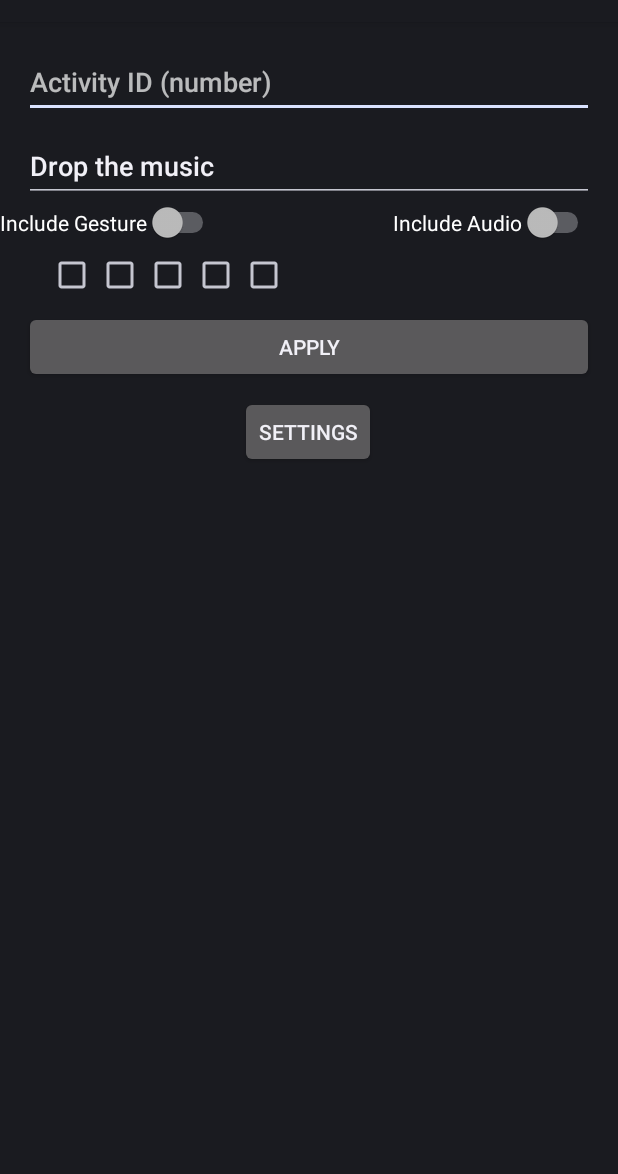
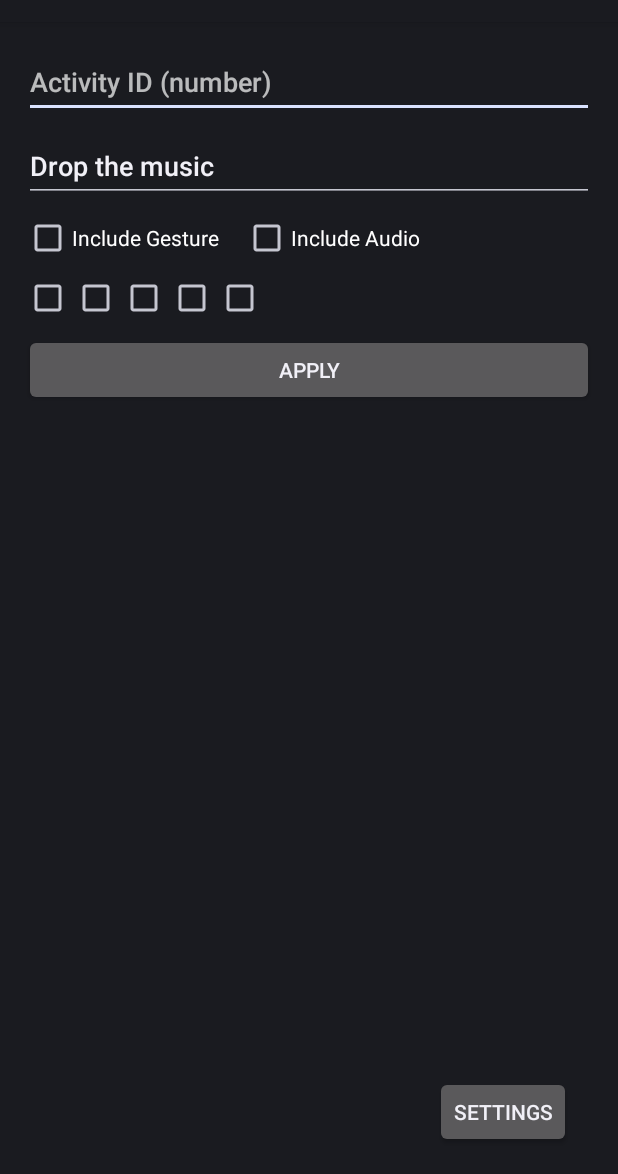
Before and after one commit to Tomatae/kamaz-hackathon, an Android app: the AdditionalCommandSettingsActivity screen opened directly, with no data from a screen before it, on a phone screen of 412 x 824 dp, the part 62-1236 px from its top. Run offline under Robolectric (Android 15) with nearby library versions, the phone set to English and light mode, and no system bars.

Commit message:
Code Refactoring 3

```diff
--- a/app/src/main/java/org/nssae/demo/CameraActivity.java
+++ b/app/src/main/java/org/nssae/demo/CameraActivity.java
@@ -28,7 +28,6 @@ import java.util.Arrays;
 import java.util.List;
 
 
-/** Main activity of MediaPipe Hands app. */
 public class CameraActivity extends ComponentActivity {
     public CommandRecognition cr;
     private Hands hands;
@@ -58,7 +57,7 @@ public class CameraActivity extends ComponentActivity {
     protected void onCreate(Bundle savedInstanceState) {
 
         super.onCreate(savedInstanceState);
-        setContentView(R.layout.activity_main);
+        setContentView(R.layout.activity_camera);
 
         cr = new CommandRecognition();
         cr.createCommandRecognition();
--- a/app/src/main/res/layout/activity_comm.xml
+++ b/app/src/main/res/layout/activity_comm.xml
@@ -6,13 +6,15 @@
     android:layout_height="match_parent"
     tools:context="org.nssae.demo.AdditionalCommandSettingsActivity">
 
-    <Switch
+    <CheckBox
         android:id="@+id/hasAudio"
-        android:layout_width="wrap_content"
+        android:layout_width="0dp"
         android:layout_height="wrap_content"
-        android:layout_marginEnd="16dp"
-        android:text="Include Audio"
-        app:layout_constraintEnd_toEndOf="parent"
+        android:layout_marginStart="16dp"
+        android:layout_marginTop="8dp"
+        android:text="@string/include_audio"
+        app:layout_constraintEnd_toEndOf="@+id/usersString"
+        app:layout_constraintStart_toEndOf="@+id/hasGesture"
         app:layout_constraintTop_toBottomOf="@id/usersString" />
 
     <CheckBox
@@ -20,36 +22,32 @@
         android:layout_width="wrap_content"
         android:layout_height="wrap_content"
         android:layout_marginStart="32dp"
-        android:layout_marginTop="5dp"
         app:layout_constraintStart_toStartOf="@id/finger4"
-        app:layout_constraintTop_toBottomOf="@id/hasGesture" />
+        app:layout_constraintTop_toTopOf="@+id/finger4" />
 
     <CheckBox
         android:id="@+id/finger4"
         android:layout_width="wrap_content"
         android:layout_height="wrap_content"
         android:layout_marginStart="32dp"
-        android:layout_marginTop="5dp"
         app:layout_constraintStart_toStartOf="@id/finger3"
-        app:layout_constraintTop_toBottomOf="@id/hasGesture" />
+        app:layout_constraintTop_toTopOf="@+id/finger3" />
 
     <CheckBox
         android:id="@+id/finger3"
         android:layout_width="wrap_content"
         android:layout_height="wrap_content"
         android:layout_marginStart="32dp"
-        android:layout_marginTop="5dp"
         app:layout_constraintStart_toStartOf="@id/finger2"
-        app:layout_constraintTop_toBottomOf="@id/hasGesture" />
+        app:layout_constraintTop_toTopOf="@+id/finger2" />
 
     <CheckBox
         android:id="@+id/finger2"
         android:layout_width="wrap_content"
         android:layout_height="wrap_content"
         android:layout_marginStart="32dp"
-        android:layout_marginTop="5dp"
         app:layout_constraintStart_toStartOf="@id/finger1"
-        app:layout_constraintTop_toBottomOf="@id/hasGesture" />
+        app:layout_constraintTop_toTopOf="@+id/finger1" />
 
     <Button
         android:id="@+id/settings"
@@ -57,11 +55,11 @@
         android:layout_height="wrap_content"
         android:text="@string/button_sett"
         app:layout_constraintBottom_toBottomOf="parent"
-        app:layout_constraintEnd_toEndOf="parent"
-        app:layout_constraintHorizontal_bias="0.498"
+        app:layout_constraintEnd_toEndOf="@+id/apply"
+        app:layout_constraintHorizontal_bias="0.95"
         app:layout_constraintStart_toStartOf="parent"
         app:layout_constraintTop_toTopOf="parent"
-        app:layout_constraintVertical_bias="0.346" />
+        app:layout_constraintVertical_bias="0.976" />
 
     <EditText
         android:id="@+id/activityId"
@@ -82,45 +80,41 @@
         android:id="@+id/usersString"
         android:layout_width="0dp"
         android:layout_height="48dp"
-        android:layout_marginStart="16dp"
         android:layout_marginTop="8dp"
-        android:layout_marginEnd="16dp"
+        android:autofillHints="Voice command"
         android:ems="10"
         android:hint="@string/voice_command"
         android:inputType="textPersonName"
         android:text="@string/slangStartMusic"
-        app:layout_constraintEnd_toEndOf="parent"
-        app:layout_constraintStart_toStartOf="parent"
-        app:layout_constraintTop_toBottomOf="@+id/activityId"
-        android:autofillHints="Voice command" />
+        app:layout_constraintEnd_toEndOf="@+id/activityId"
+        app:layout_constraintStart_toStartOf="@+id/activityId"
+        app:layout_constraintTop_toBottomOf="@+id/activityId" />
 
     <Button
         android:id="@+id/apply"
         android:layout_width="0dp"
         android:layout_height="wrap_content"
-        android:layout_marginStart="16dp"
         android:layout_marginTop="8dp"
-        android:layout_marginEnd="16dp"
         android:text="@string/apply"
-        app:layout_constraintEnd_toEndOf="parent"
-        app:layout_constraintStart_toStartOf="parent"
+        app:layout_constraintEnd_toEndOf="@+id/hasAudio"
+        app:layout_constraintStart_toStartOf="@+id/finger1"
         app:layout_constraintTop_toBottomOf="@id/finger1" />
 
-    <Switch
+    <CheckBox
         android:id="@+id/hasGesture"
-        android:layout_width="wrap_content"
-        android:layout_height="wrap_content"
-        android:text="Include Gesture"
-        app:layout_constraintTop_toBottomOf="@id/usersString"
-        tools:layout_editor_absoluteX="16dp" />
+        android:layout_width="0dp"
+        android:layout_height="32dp"
+        android:layout_marginTop="8dp"
+        android:text="@string/include_gesture"
+        app:layout_constraintStart_toStartOf="@+id/usersString"
+        app:layout_constraintTop_toBottomOf="@+id/usersString" />
 
     <CheckBox
         android:id="@+id/finger1"
         android:layout_width="wrap_content"
         android:layout_height="wrap_content"
-        android:layout_marginStart="32dp"
-        android:layout_marginTop="5dp"
-        app:layout_constraintStart_toStartOf="parent"
+        android:layout_marginTop="8dp"
+        app:layout_constraintStart_toStartOf="@+id/hasGesture"
         app:layout_constraintTop_toBottomOf="@id/hasGesture" />
 
 </androidx.constraintlayout.widget.ConstraintLayout>
--- a/app/src/main/res/values/strings.xml
+++ b/app/src/main/res/values/strings.xml
@@ -30,5 +30,7 @@
     <string name="activity_id_textedit_hint">Activity ID (number)</string>
     <string name="voice_command">Voice command</string>
     <string name="settings_header">Settings</string>
+    <string name="include_audio">Include Audio</string>
+    <string name="include_gesture">Include Gesture</string>
 
 </resources>
```
Also changed, not shown: app/src/main/java/org/nssae/demo/CommandRecognition.java (+5 -44 lines), app/src/main/res/layout/activity_camera.xml (renamed from app/src/main/res/layout/activity_main.xml), 1 other file.
